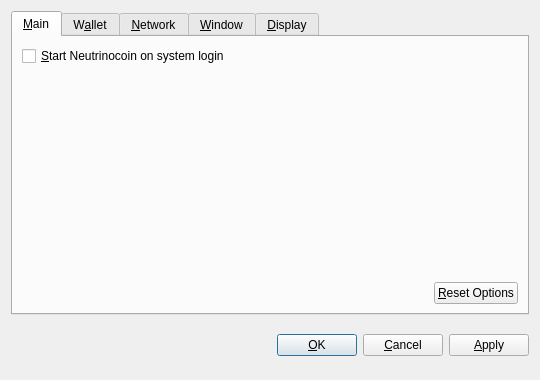
Old version of the form src/qt/forms/optionsdialog.ui in the repository neutrinofoundation/neutrino-digital-currency.
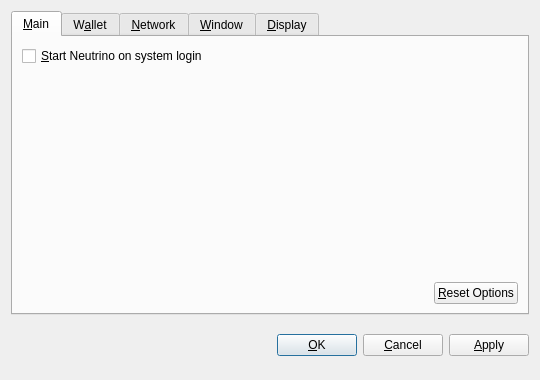
New version of the form. Custom widgets are drawn as their Qt base class.

Commit message: rename to neutrino

```diff
--- a/src/qt/forms/optionsdialog.ui
+++ b/src/qt/forms/optionsdialog.ui
@@ -36,7 +36,7 @@
           <string>Automatically start Neutrinocoin after logging in to the system.</string>
          </property>
          <property name="text">
-          <string>&amp;Start Neutrinocoin on system login</string>
+          <string>&amp;Start Neutrino on system login</string>
          </property>
         </widget>
        </item>
```
Left out of the diff: 10 changed lines with no effect on the pictures. The commit also changes 78 other files.
